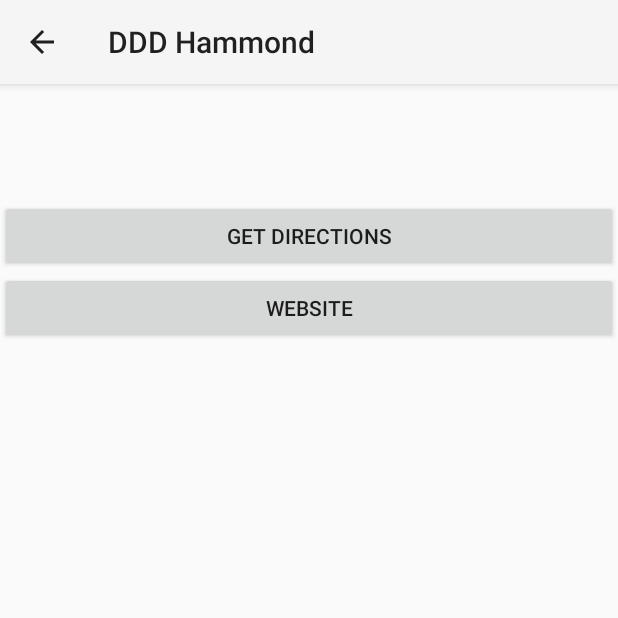
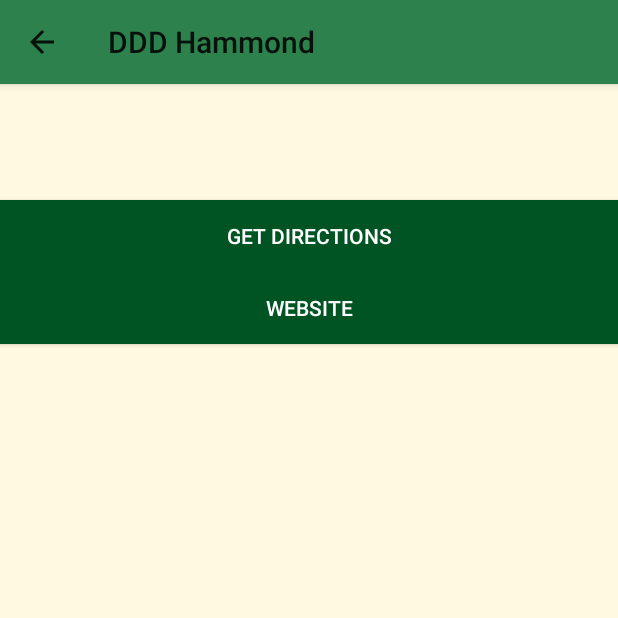
Before and after one commit to ChristianGonzales/Hammond-DDD, an Android app: the ViewBusinessActivity screen opened directly, with no data from a screen before it, on a phone screen of 412 x 824 dp, the top half of it. Run offline under Robolectric (Android 15) with nearby library versions, the phone set to English and light mode, and no system bars; 4 statements that could not run were skipped.

Commit message:
feat: changed colors

```diff
--- a/HammondDDD/app/src/main/res/layout/activity_business.xml
+++ b/HammondDDD/app/src/main/res/layout/activity_business.xml
@@ -12,7 +12,7 @@
         android:id="@+id/child_toolbar"
         android:layout_width="match_parent"
         android:layout_height="?attr/actionBarSize"
-        android:background="?attr/colorPrimary"
+        android:background="@color/colorPrimary"
         android:elevation="4dp"
         android:theme="@style/ThemeOverlay.AppCompat.ActionBar"
         app:popupTheme="@style/ThemeOverlay.AppCompat.Light"/>
@@ -21,6 +21,7 @@
         android:id="@+id/content"
         android:layout_width="match_parent"
         android:layout_height="match_parent"
+        android:background="@color/colorBackground"
         android:layout_weight="1">
 
         <ListView
--- a/HammondDDD/app/src/main/res/layout/activity_contact.xml
+++ b/HammondDDD/app/src/main/res/layout/activity_contact.xml
@@ -12,7 +12,7 @@
         android:id="@+id/child_toolbar"
         android:layout_width="match_parent"
         android:layout_height="?attr/actionBarSize"
-        android:background="?attr/colorPrimary"
+        android:background="@color/colorPrimary"
         android:elevation="4dp"
         android:theme="@style/ThemeOverlay.AppCompat.ActionBar"
         app:popupTheme="@style/ThemeOverlay.AppCompat.Light"/>
@@ -25,6 +25,7 @@
     <LinearLayout
         android:layout_width="match_parent"
         android:layout_height="match_parent"
+        android:background="@color/colorBackground"
         android:orientation="vertical">
 
         <TextView
--- a/HammondDDD/app/src/main/res/layout/activity_main.xml
+++ b/HammondDDD/app/src/main/res/layout/activity_main.xml
@@ -17,7 +17,7 @@
             android:id="@+id/parent_toolbar"
             android:layout_width="match_parent"
             android:layout_height="?attr/actionBarSize"
-            android:background="?attr/colorPrimary"
+            android:background="@color/colorPrimary"
             android:elevation="4dp"
             android:theme="@style/ThemeOverlay.AppCompat.ActionBar"
             app:popupTheme="@style/ThemeOverlay.AppCompat.Light"/>
@@ -26,6 +26,7 @@
             android:id="@+id/content"
             android:layout_width="match_parent"
             android:layout_height="match_parent"
+            android:background="@color/colorBackground"
             android:layout_weight="1">
 
             <ListView
--- a/HammondDDD/app/src/main/res/layout/activity_view_business.xml
+++ b/HammondDDD/app/src/main/res/layout/activity_view_business.xml
@@ -12,7 +12,7 @@
         android:id="@+id/child_toolbar"
         android:layout_width="match_parent"
         android:layout_height="?attr/actionBarSize"
-        android:background="?attr/colorPrimary"
+        android:background="@color/colorPrimary"
         android:elevation="4dp"
         android:theme="@style/ThemeOverlay.AppCompat.ActionBar"
         app:popupTheme="@style/ThemeOverlay.AppCompat.Light"/>
@@ -20,6 +20,7 @@
     <LinearLayout
         android:layout_width="match_parent"
         android:layout_height="match_parent"
+        android:background="@color/colorBackground"
         android:orientation="vertical">
 
         <TextView
@@ -46,12 +47,16 @@
             android:id="@+id/view_action_directions"
             android:layout_width="match_parent"
             android:layout_height="wrap_content"
+            android:background="@color/colorPrimaryDark"
+            android:textColor="@color/colorAccent"
             android:text="@string/action_directions"/>
 
         <Button
             android:id="@+id/view_action_website"
             android:layout_width="match_parent"
             android:layout_height="wrap_content"
+            android:background="@color/colorPrimaryDark"
+            android:textColor="@color/colorAccent"
             android:text="@string/action_website"/>
 
     </LinearLayout>
--- a/HammondDDD/app/src/main/res/values/colors.xml
+++ b/HammondDDD/app/src/main/res/values/colors.xml
@@ -1,6 +1,7 @@
 <?xml version="1.0" encoding="utf-8"?>
 <resources>
-    <color name="colorPrimary">#3C0D0E</color>
-    <color name="colorPrimaryDark">#370303</color>
+    <color name="colorPrimary">#2C814D</color>
+    <color name="colorPrimaryDark">#005423</color>
+    <color name="colorBackground">#fff9e1</color>
     <color name="colorAccent">#FFFFFF</color>
 </resources>
```
